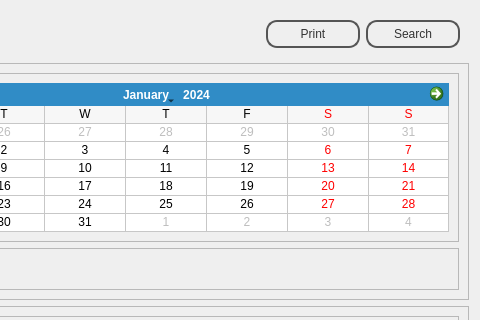
Above: penyamanager/accountbalanceview.ui from eguzki/penyamanager before the change; both pictures show x 720 to 1200 and y 0 to 320 of the 1200 by 1000 pixel window. Below: the same form after it.
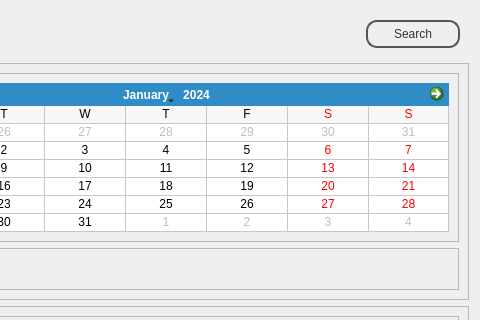
That is the form after the change.

Patch:
```diff
--- a/penyamanager/accountbalanceview.ui
+++ b/penyamanager/accountbalanceview.ui
@@ -80,13 +80,6 @@
         </property>
        </spacer>
       </item>
-      <item>
-       <widget class="QPushButton" name="printPushButton">
-        <property name="text">
-         <string>Print</string>
-        </property>
-       </widget>
-      </item>
       <item>
        <widget class="QPushButton" name="searchPushButton">
         <property name="text">
```
